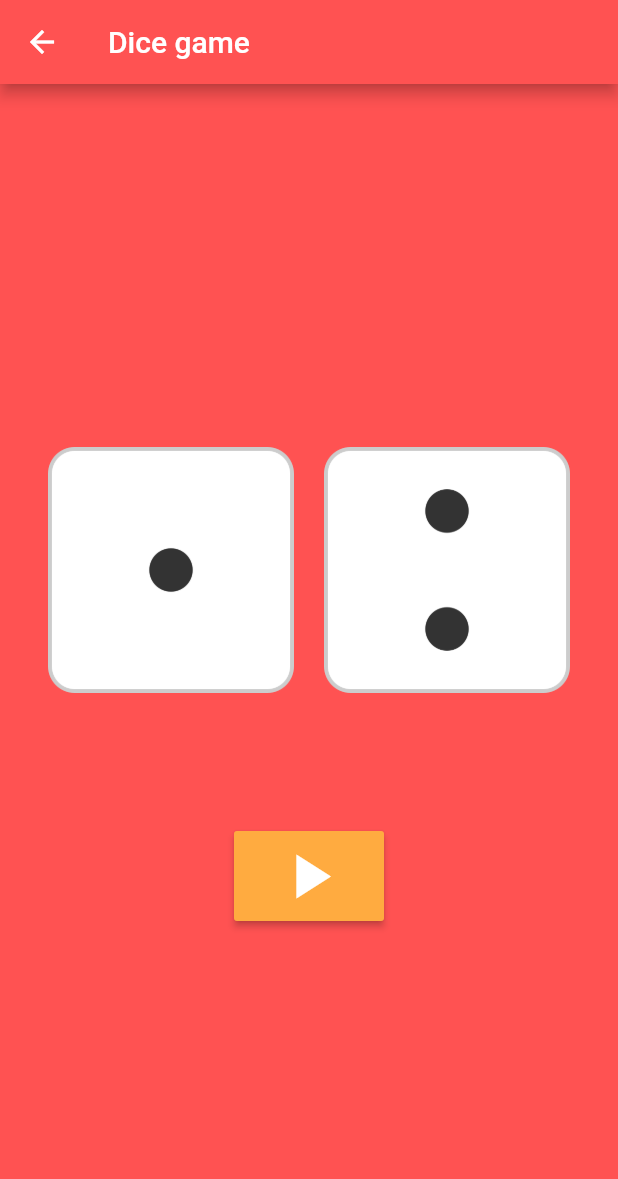
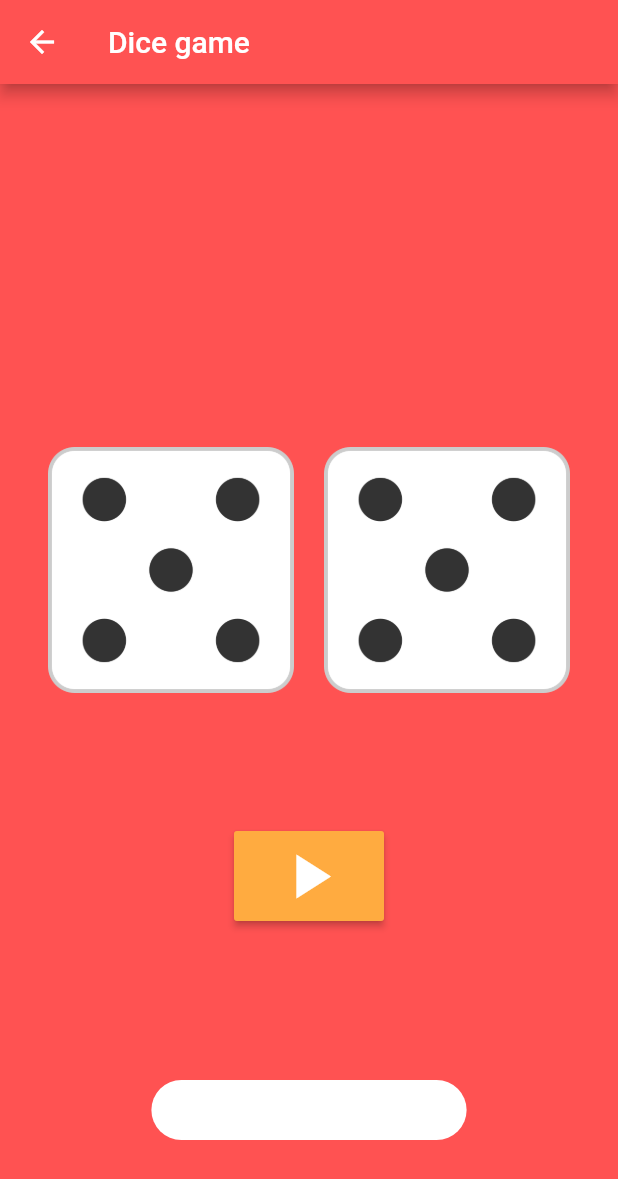
Before and after one commit to mugon-dev/flutter-login_dice, a Flutter app: the Dice screen opened directly, after a tap on the "play arrow" icon, on a phone screen of 412 x 824 dp. Shown: the top 1179 px of the screen. Run offline on Flutter 3.47's test engine with Material 2 defaults, Android fonts, the phone set to English and light mode, and no system bars; our stand-ins replace fluttertoast.

Commit message:
add toast, button event

```diff
--- a/lib/dice.dart
+++ b/lib/dice.dart
@@ -1,8 +1,18 @@
+import 'dart:math';
+
 import 'package:flutter/material.dart';
+import 'package:fluttertoast/fluttertoast.dart';
 
-class Dice extends StatelessWidget {
+class Dice extends StatefulWidget {
   const Dice({Key? key}) : super(key: key);
 
+  @override
+  _DiceState createState() => _DiceState();
+}
+
+class _DiceState extends State<Dice> {
+  int leftDice = 1;
+  int rightDice = 1;
   @override
   Widget build(BuildContext context) {
     return Scaffold(
@@ -19,9 +29,9 @@ class Dice extends StatelessWidget {
               padding: EdgeInsets.all(32.0),
               child: Row(
                 children: [
-                  Expanded(child: Image.asset("image/dice1.png")),
+                  Expanded(child: Image.asset("image/dice$leftDice.png")),
                   SizedBox(width: 20.0),
-                  Expanded(child: Image.asset("image/dice2.png")),
+                  Expanded(child: Image.asset("image/dice$rightDice.png")),
                 ],
               ),
             ),
@@ -36,7 +46,13 @@ class Dice extends StatelessWidget {
                   size: 50.0,
                 ),
                 color: Colors.orangeAccent,
-                onPressed: () {},
+                onPressed: () {
+                  setState(() {
+                    leftDice = Random().nextInt(6) + 1;
+                    rightDice = Random().nextInt(6) + 1;
+                  });
+                  showToast("Left dice: {$leftDice}, Right dice: {$rightDice}");
+                },
               ),
             ),
           ],
@@ -45,3 +61,12 @@ class Dice extends StatelessWidget {
     );
   }
 }
+
+void showToast(String message) {
+  Fluttertoast.showToast(
+    msg: message,
+    backgroundColor: Colors.white,
+    toastLength: Toast.LENGTH_SHORT,
+    gravity: ToastGravity.BOTTOM,
+  );
+}
--- a/pubspec.yaml
+++ b/pubspec.yaml
@@ -25,6 +25,7 @@ dependencies:
     sdk: flutter
 
 
+
   # The following adds the Cupertino Icons font to your application.
   # Use with the CupertinoIcons class for iOS style icons.
   cupertino_icons: ^1.0.2
@@ -32,6 +33,7 @@ dependencies:
 dev_dependencies:
   flutter_test:
     sdk: flutter
+  fluttertoast: ^8.0.7
 
 # For information on the generic Dart part of this file, see the
 # following page: https://dart.dev/tools/pub/pubspec
```
Also changed, not shown: pubspec.lock.
